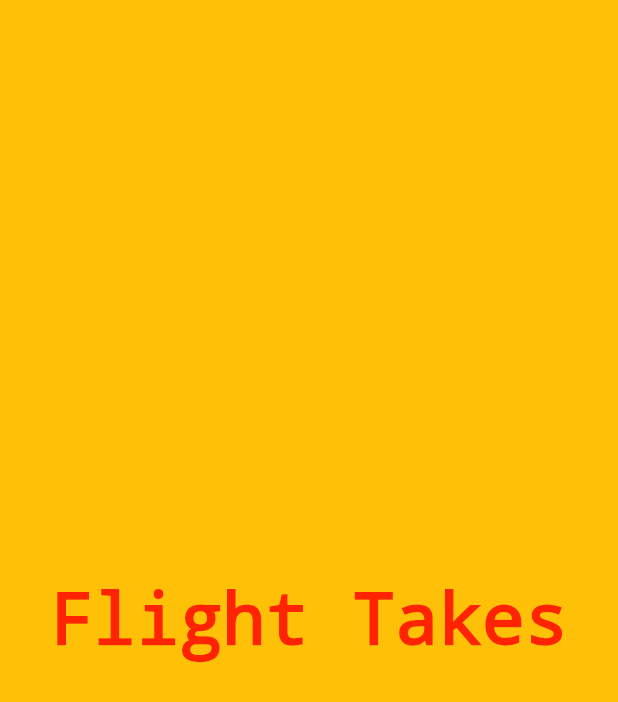
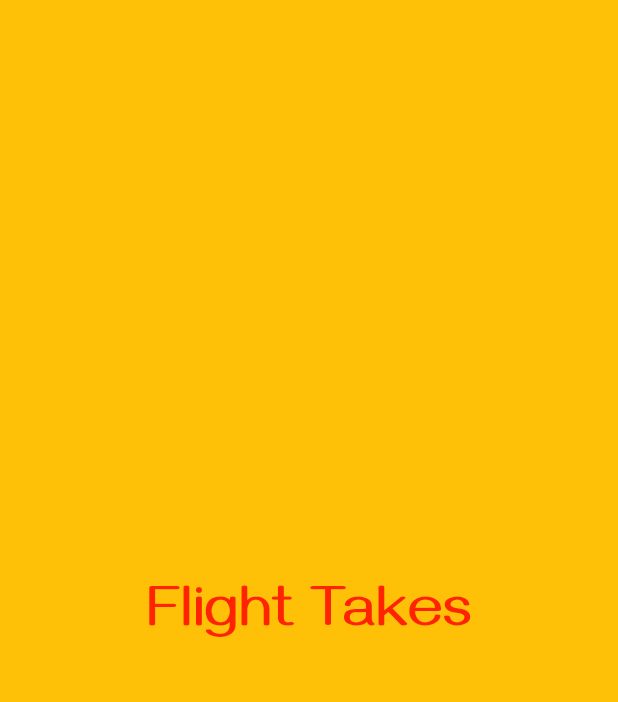
Before and after one commit to FLYINGKRIPTO/Flutter_demo, a Flutter app: the screen it shows after launch, on a phone screen of 412 x 824 dp. Shown: the top 702 px of the screen. Run offline on Flutter 3.47's test engine with Material 2 defaults, Android fonts, the phone set to English and light mode, and no system bars.

Commit message:
custom fonts used

```diff
--- a/lib/app_screens/home.dart
+++ b/lib/app_screens/home.dart
@@ -15,7 +15,10 @@ class Home extends StatelessWidget{
        // padding: EdgeInsets.all(22.0),
         child: Text("Flight Takes",textDirection: TextDirection.ltr,
          style: TextStyle(
-            decoration: TextDecoration.none
+            decoration: TextDecoration.none,
+            fontSize: 40.0,
+            fontFamily: 'Gayathri',
+            fontWeight:  FontWeight.w700
         ),
         ),
 
```
Also changed, not shown: pubspec.yaml (+19 -13 lines), fonts/Gayathri-Bold.ttf (added), fonts/Gayathri-Regular.ttf (added), fonts/Raleway-Bold.ttf (added), fonts/Raleway-ExtraBoldItalic.ttf (added), fonts/Raleway-ExtraLightItalic.ttf (added), fonts/Raleway-Regular.ttf (added).
